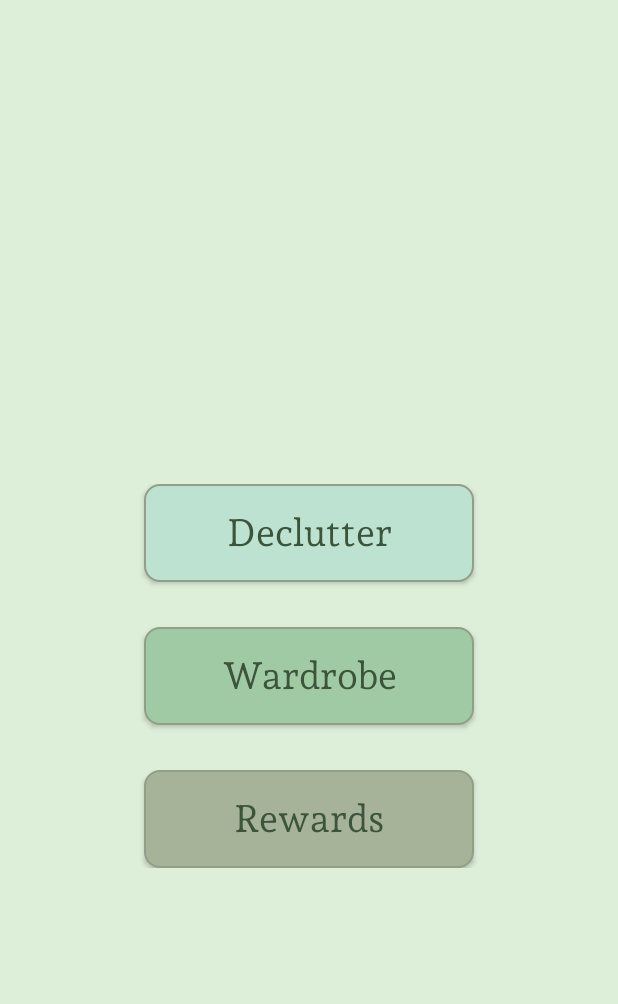
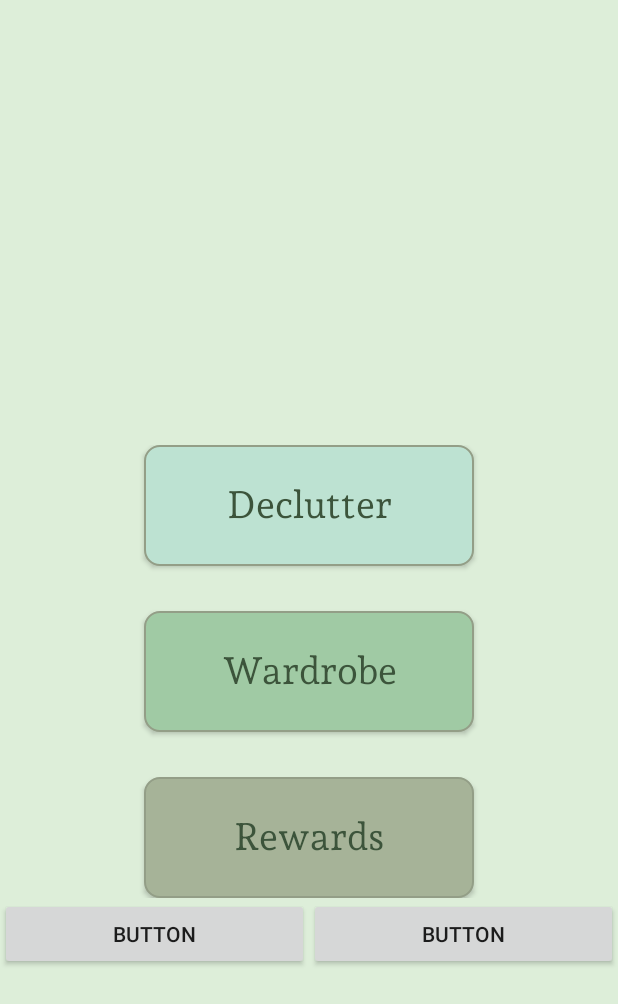
Before and after one commit to AagmaPekol/GitHub_Repository_P2_DeClutter, an Android app: the JuliasTemplate screen opened directly, with no data from a screen before it, on a phone screen of 412 x 824 dp. Shown: the top 1004 px of the screen. Run offline under Robolectric (Android 15) with nearby library versions, the phone set to English and light mode, and no system bars; Roboto replaces fonts that are not available here.

Commit message:
not fun stuff in MY activity

```diff
--- a/P2_DeClutter_App/app/src/main/res/layout/activity_julias_template.xml
+++ b/P2_DeClutter_App/app/src/main/res/layout/activity_julias_template.xml
@@ -10,8 +10,9 @@
 
 
     <LinearLayout
-        android:layout_width="409dp"
-        android:layout_height="256dp"
+        android:id="@+id/linearLayout2"
+        android:layout_width="match_parent"
+        android:layout_height="302dp"
         android:orientation="vertical"
         app:layout_constraintBottom_toBottomOf="parent"
         app:layout_constraintEnd_toEndOf="parent"
@@ -71,5 +72,31 @@
             android:textSize="25sp" />
     </LinearLayout>
 
+    <LinearLayout
+        android:layout_width="match_parent"
+        android:layout_height="100dp"
+        android:orientation="horizontal"
+        app:layout_constraintEnd_toEndOf="parent"
+        app:layout_constraintHorizontal_bias="0.5"
+        app:layout_constraintStart_toStartOf="parent"
+        app:layout_constraintTop_toBottomOf="@+id/linearLayout2">
+
+
+        <Button
+            android:id="@+id/button"
+            android:layout_width="100dp"
+            android:layout_height="wrap_content"
+            android:layout_weight="1"
+
+            android:text="Button" />
+
+        <Button
+            android:id="@+id/button2"
+            android:layout_width="100dp"
+            android:layout_height="wrap_content"
+            android:layout_weight="1"
+            android:text="Button" />
+    </LinearLayout>
+
 
 </androidx.constraintlayout.widget.ConstraintLayout>
```
